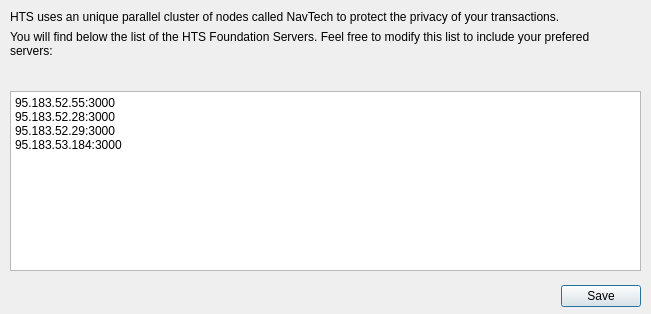
This is src/qt/navtechinit.ui in diablax2/bts as Qt 5 draws it before an edit. The edited form follows.
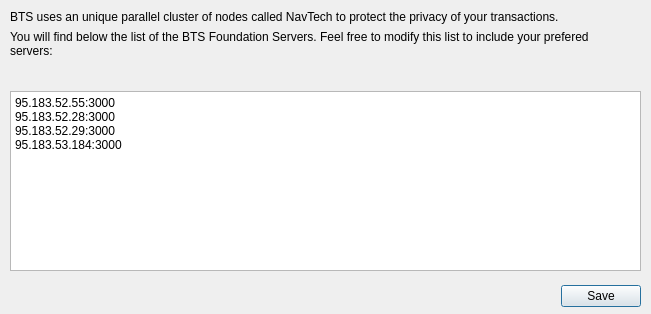
This is the edited form.

What changed in the file:
```diff
--- a/src/qt/navtechinit.ui
+++ b/src/qt/navtechinit.ui
@@ -40,7 +40,7 @@
        <bool>false</bool>
       </property>
       <property name="text">
-       <string>HTS uses an unique parallel cluster of nodes called NavTech to protect the privacy of your transactions.</string>
+       <string>BTS uses an unique parallel cluster of nodes called NavTech to protect the privacy of your transactions.</string>
       </property>
       <property name="wordWrap">
        <bool>true</bool>
@@ -69,7 +69,7 @@
        </size>
       </property>
       <property name="text">
-       <string>You will find below the list of the HTS Foundation Servers. Feel free to modify this list to include your prefered servers:</string>
+       <string>You will find below the list of the BTS Foundation Servers. Feel free to modify this list to include your prefered servers:</string>
       </property>
       <property name="wordWrap">
        <bool>true</bool>
```
